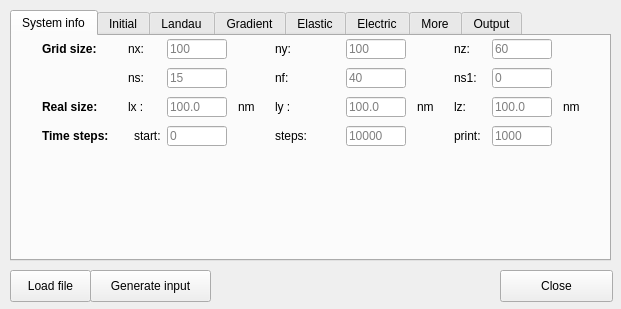
billcxx/MUPRO-xplotform-interface, file ferroinput.ui: the form before one commit.
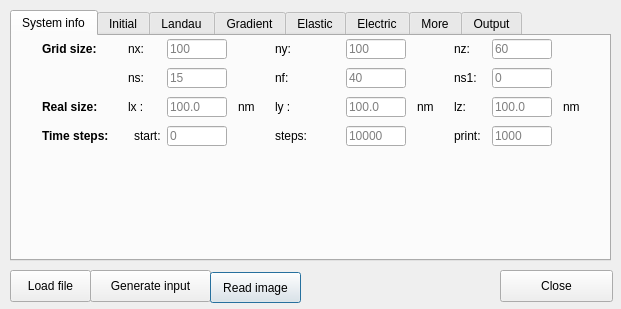
The form after the commit.

The edit to the form file:
```diff
--- a/ferroinput.ui
+++ b/ferroinput.ui
@@ -2671,6 +2671,19 @@
     <bool>false</bool>
    </property>
   </widget>
+  <widget class="QPushButton" name="readImage_PB">
+   <property name="geometry">
+    <rect>
+     <x>210</x>
+     <y>272</y>
+     <width>91</width>
+     <height>31</height>
+    </rect>
+   </property>
+   <property name="text">
+    <string>Read image</string>
+   </property>
+  </widget>
  </widget>
  <tabstops>
   <tabstop>ny_LE</tabstop>
```
